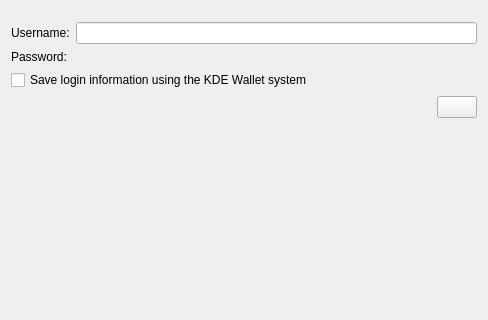
Before: the Qt Designer form src/bugzillaintegration/ui/assistantpage_bugzilla_login.ui in KDE/drkonqi, drawn with Qt 5; both pictures show x 0 to 488 and y 0 to 320 of the 488 by 472 pixel window.
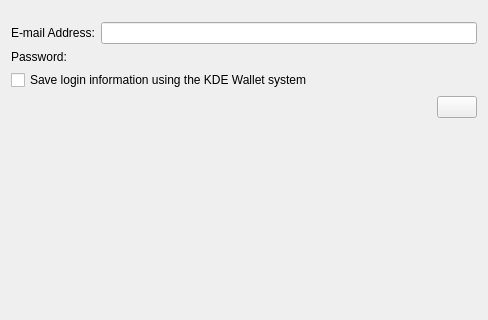
After: the same form once the commit is applied. Custom widgets are drawn as their Qt base class.

Commit message: change username labels to e-mail address instead

The edit to the form file:
```diff
--- a/src/bugzillaintegration/ui/assistantpage_bugzilla_login.ui
+++ b/src/bugzillaintegration/ui/assistantpage_bugzilla_login.ui
@@ -35,7 +35,7 @@
      <item row="0" column="0">
       <widget class="QLabel" name="m_userLabel">
        <property name="text">
-        <string comment="@label:textbox bugzilla account username">Username:</string>
+        <string comment="@label:textbox bugzilla account email">E-mail Address:</string>
        </property>
       </widget>
      </item>
```
The commit also changes 2 other files.
